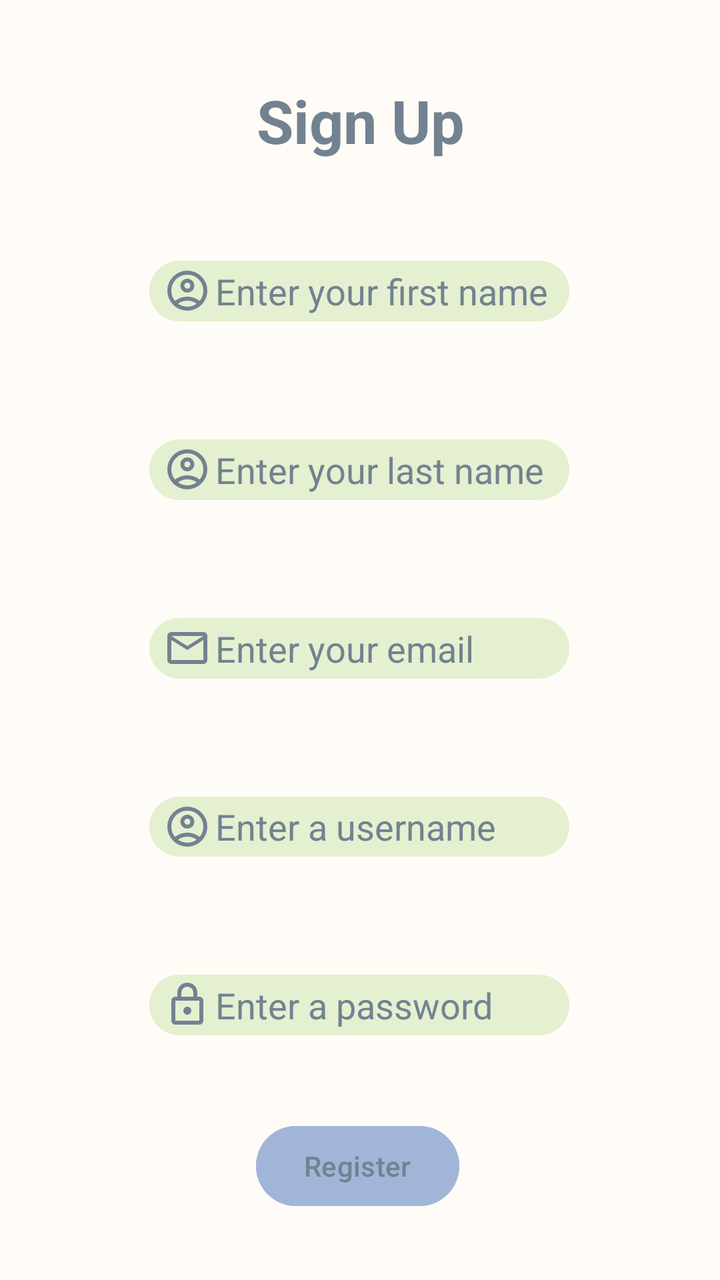
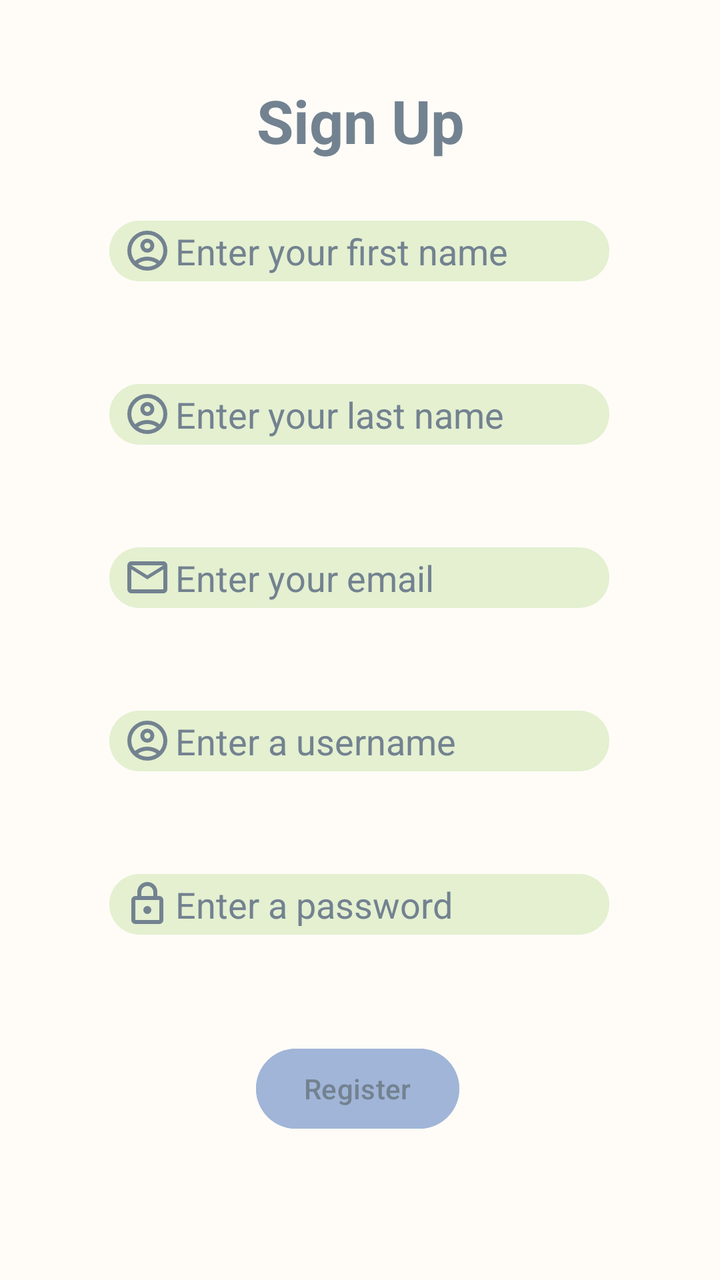

An Android layout rendered at two revisions. The XML below is the earlier revision; the diff shows what the commit changed to produce the second picture.
<!-- AndroidManifest.xml: application theme Theme.MyApp -->
<!-- res/layout/activity_sign_up.xml -->
<?xml version="1.0" encoding="utf-8"?>
<androidx.constraintlayout.widget.ConstraintLayout xmlns:android="http://schemas.android.com/apk/res/android"
    xmlns:app="http://schemas.android.com/apk/res-auto"
    xmlns:tools="http://schemas.android.com/tools"
    android:id="@+id/main"
    android:layout_width="match_parent"
    android:layout_height="match_parent"
    android:background="#FFFCF7"
    tools:context=".SignUpActivity">

    <EditText
        android:id="@+id/fistNameText"
        android:layout_width="wrap_content"
        android:layout_height="wrap_content"
        android:layout_marginTop="50dp"
        android:background="@drawable/signuptextview"
        android:digits="abcdefghijklmnopqrstuvwxyz ABCDEFGHIJKLMNOPQRSTUVWXYZ"
        android:drawableStart="@drawable/account_circle"
        android:drawablePadding="2dp"
        android:ems="10"
        android:hint="Enter your first name"
        android:inputType="text"
        android:paddingStart="7dp"
        android:paddingEnd="5dp"
        android:paddingTop="3dp"
        android:paddingBottom="3dp"
        android:textColor="#738290"
        android:textColorHint="#738290"
        android:maxLength="50"
        app:layout_constraintEnd_toEndOf="parent"
        app:layout_constraintHorizontal_bias="0.497"
        app:layout_constraintStart_toStartOf="parent"
        app:layout_constraintTop_toBottomOf="@+id/HeaderTextView" />

    <EditText
        android:id="@+id/lastNameText"
        android:layout_width="wrap_content"
        android:layout_height="wrap_content"
        android:layout_marginTop="30dp"
        android:background="@drawable/signuptextview"
        android:digits="abcdefghijklmnopqrstuvwxyz ABCDEFGHIJKLMNOPQRSTUVWXYZ"
        android:drawableLeft="@drawable/account_circle"
        android:drawablePadding="2dp"
        android:ems="10"
        android:hint="Enter your last name"
        android:inputType="text"
        android:maxLength="50"
        android:paddingStart="7dp"
        android:paddingTop="3dp"
        android:paddingEnd="5dp"
        android:paddingBottom="3dp"
        android:textColor="#738290"
        android:textColorHint="#738290"
        app:layout_constraintEnd_toEndOf="parent"
        app:layout_constraintHorizontal_bias="0.497"
        app:layout_constraintStart_toStartOf="parent"
        app:layout_constraintTop_toBottomOf="@+id/errorTextView1" />

    <EditText
        android:id="@+id/emailText"
        android:layout_width="wrap_content"
        android:layout_height="wrap_content"
        android:layout_marginTop="30dp"
        android:background="@drawable/signuptextview"
        android:drawableLeft="@drawable/mail"
        android:drawablePadding="2dp"
        android:ems="10"
        android:hint="Enter your email"
        android:inputType="textEmailAddress"
        android:paddingStart="7dp"
        android:paddingTop="3dp"
        android:paddingEnd="5dp"
        android:paddingBottom="3dp"
        android:textColor="#738290"
        android:textColorHint="#738290"
        app:layout_constraintEnd_toEndOf="parent"
        app:layout_constraintHorizontal_bias="0.497"
        app:layout_constraintStart_toStartOf="parent"
        app:layout_constraintTop_toBottomOf="@+id/errorTextView2" />

    <EditText
        android:id="@+id/userNameText"
        android:layout_width="wrap_content"
        android:layout_height="30dp"
        android:layout_marginTop="30dp"
        android:background="@drawable/signuptextview"
        android:drawableLeft="@drawable/account_circle"
        android:drawablePadding="2dp"
        android:ems="10"
        android:hint="Enter a username"
        android:inputType="text"
        android:paddingStart="7dp"
        android:paddingTop="3dp"
        android:paddingEnd="5dp"
        android:paddingBottom="3dp"
        android:textColorHint="#738290"
        app:layout_constraintEnd_toEndOf="parent"
        app:layout_constraintHorizontal_bias="0.497"
        app:layout_constraintStart_toStartOf="parent"
        app:layout_constraintTop_toBottomOf="@+id/errorTextView3" />

    <EditText
        android:id="@+id/passwordText"
        android:layout_width="wrap_content"
        android:layout_height="wrap_content"
        android:layout_marginTop="30dp"
        android:background="@drawable/signuptextview"
        android:drawableLeft="@drawable/lock"
        android:drawablePadding="2dp"
        android:ems="10"
        android:hint="Enter a password"
        android:inputType="textPassword"
        android:paddingStart="7dp"
        android:paddingTop="3dp"
        android:paddingEnd="5dp"
        android:paddingBottom="3dp"
        android:textColor="#738290"
        android:textColorHint="#738290"
        app:layout_constraintEnd_toEndOf="parent"
        app:layout_constraintHorizontal_bias="0.497"
        app:layout_constraintStart_toStartOf="parent"
        app:layout_constraintTop_toBottomOf="@+id/errorTextView4" />

    <Button
        android:id="@+id/signUpButton"
        android:layout_width="wrap_content"
        android:layout_height="wrap_content"
        android:backgroundTint="#A1B5D8"
        android:text="Register"
        android:textColor="#738290"
        app:layout_constraintBottom_toBottomOf="parent"
        app:layout_constraintEnd_toEndOf="parent"
        app:layout_constraintHorizontal_bias="0.496"
        app:layout_constraintStart_toStartOf="parent"
        app:layout_constraintTop_toBottomOf="@+id/errorTextView5"
        app:layout_constraintVertical_bias="0.27" />

    <TextView
        android:id="@+id/HeaderTextView"
        android:layout_width="wrap_content"
        android:layout_height="wrap_content"
        android:layout_marginTop="40dp"
        android:text="Sign Up"
        android:textColor="#738290"
        android:textSize="30sp"
        android:textStyle="bold"
        app:layout_constraintEnd_toEndOf="parent"
        app:layout_constraintHorizontal_bias="0.501"
        app:layout_constraintStart_toStartOf="parent"
        app:layout_constraintTop_toTopOf="parent" />

    <TextView
        android:id="@+id/errorTextView1"
        android:layout_width="wrap_content"
        android:layout_height="wrap_content"
        android:layout_marginTop="10dp"
        android:textColor="#738290"
        app:layout_constraintEnd_toEndOf="parent"
        app:layout_constraintHorizontal_bias="0.0"
        app:layout_constraintStart_toStartOf="@+id/fistNameText"
        app:layout_constraintTop_toBottomOf="@+id/fistNameText" />

    <TextView
        android:id="@+id/errorTextView2"
        android:layout_width="wrap_content"
        android:layout_height="wrap_content"
        android:layout_marginTop="10dp"
        android:textColor="#738290"
        app:layout_constraintEnd_toEndOf="parent"
        app:layout_constraintHorizontal_bias="0.0"
        app:layout_constraintStart_toStartOf="@+id/lastNameText"
        app:layout_constraintTop_toBottomOf="@+id/lastNameText" />

    <TextView
        android:id="@+id/errorTextView3"
        android:layout_width="wrap_content"
        android:layout_height="wrap_content"
        android:layout_marginTop="10dp"
        android:textColor="#738290"
        app:layout_constraintEnd_toEndOf="parent"
        app:layout_constraintHorizontal_bias="0.0"
        app:layout_constraintStart_toStartOf="@+id/emailText"
        app:layout_constraintTop_toBottomOf="@+id/emailText" />

    <TextView
        android:id="@+id/errorTextView4"
        android:layout_width="wrap_content"
        android:layout_height="wrap_content"
        android:layout_marginTop="10dp"
        android:textColor="#738290"
        app:layout_constraintEnd_toEndOf="parent"
        app:layout_constraintHorizontal_bias="0.0"
        app:layout_constraintStart_toStartOf="@+id/userNameText"
        app:layout_constraintTop_toBottomOf="@+id/userNameText" />

    <TextView
        android:id="@+id/errorTextView5"
        android:layout_width="wrap_content"
        android:layout_height="wrap_content"
        android:layout_marginTop="10dp"
        android:textColor="#738290"
        app:layout_constraintEnd_toEndOf="parent"
        app:layout_constraintHorizontal_bias="0.0"
        app:layout_constraintStart_toStartOf="@+id/passwordText"
        app:layout_constraintTop_toBottomOf="@+id/passwordText" />

</androidx.constraintlayout.widget.ConstraintLayout>
<!-- resources referenced by this layout -->
<resources>
  <!-- drawable account_circle (drawable) -->
  <vector xmlns:android="http://schemas.android.com/apk/res/android" android:height="24dp" android:tint="#738290" android:viewportHeight="960" android:viewportWidth="960" android:width="24dp">
        
      <path android:fillColor="@android:color/white" android:pathData="M234,684Q285,645 348,622.5Q411,600 480,600Q549,600 612,622.5Q675,645 726,684Q761,643 780.5,591Q800,539 800,480Q800,347 706.5,253.5Q613,160 480,160Q347,160 253.5,253.5Q160,347 160,480Q160,539 179.5,591Q199,643 234,684ZM380.5,479.5Q340,439 340,380Q340,321 380.5,280.5Q421,240 480,240Q539,240 579.5,280.5Q620,321 620,380Q620,439 579.5,479.5Q539,520 480,520Q421,520 380.5,479.5ZM480,880Q397,880 324,848.5Q251,817 197,763Q143,709 111.5,636Q80,563 80,480Q80,397 111.5,324Q143,251 197,197Q251,143 324,111.5Q397,80 480,80Q563,80 636,111.5Q709,143 763,197Q817,251 848.5,324Q880,397 880,480Q880,563 848.5,636Q817,709 763,763Q709,817 636,848.5Q563,880 480,880ZM580,784.5Q627,769 666,740Q627,711 580,695.5Q533,680 480,680Q427,680 380,695.5Q333,711 294,740Q333,769 380,784.5Q427,800 480,800Q533,800 580,784.5ZM523,423Q540,406 540,380Q540,354 523,337Q506,320 480,320Q454,320 437,337Q420,354 420,380Q420,406 437,423Q454,440 480,440Q506,440 523,423ZM480,380Q480,380 480,380Q480,380 480,380Q480,380 480,380Q480,380 480,380Q480,380 480,380Q480,380 480,380Q480,380 480,380Q480,380 480,380ZM480,740Q480,740 480,740Q480,740 480,740Q480,740 480,740Q480,740 480,740Q480,740 480,740Q480,740 480,740Q480,740 480,740Q480,740 480,740Z"/>
      
  </vector>
  <!-- drawable lock (drawable) -->
  <vector xmlns:android="http://schemas.android.com/apk/res/android" android:height="24dp" android:tint="#738290" android:viewportHeight="960" android:viewportWidth="960" android:width="24dp">
        
      <path android:fillColor="@android:color/white" android:pathData="M240,880Q207,880 183.5,856.5Q160,833 160,800L160,400Q160,367 183.5,343.5Q207,320 240,320L280,320L280,240Q280,157 338.5,98.5Q397,40 480,40Q563,40 621.5,98.5Q680,157 680,240L680,320L720,320Q753,320 776.5,343.5Q800,367 800,400L800,800Q800,833 776.5,856.5Q753,880 720,880L240,880ZM240,800L720,800Q720,800 720,800Q720,800 720,800L720,400Q720,400 720,400Q720,400 720,400L240,400Q240,400 240,400Q240,400 240,400L240,800Q240,800 240,800Q240,800 240,800ZM536.5,656.5Q560,633 560,600Q560,567 536.5,543.5Q513,520 480,520Q447,520 423.5,543.5Q400,567 400,600Q400,633 423.5,656.5Q447,680 480,680Q513,680 536.5,656.5ZM360,320L600,320L600,240Q600,190 565,155Q530,120 480,120Q430,120 395,155Q360,190 360,240L360,320ZM240,800Q240,800 240,800Q240,800 240,800L240,400Q240,400 240,400Q240,400 240,400L240,400Q240,400 240,400Q240,400 240,400L240,800Q240,800 240,800Q240,800 240,800Z"/>
      
  </vector>
  <!-- drawable mail (drawable) -->
  <vector xmlns:android="http://schemas.android.com/apk/res/android" android:height="24dp" android:tint="#738290" android:viewportHeight="960" android:viewportWidth="960" android:width="24dp">
        
      <path android:fillColor="@android:color/white" android:pathData="M160,800Q127,800 103.5,776.5Q80,753 80,720L80,240Q80,207 103.5,183.5Q127,160 160,160L800,160Q833,160 856.5,183.5Q880,207 880,240L880,720Q880,753 856.5,776.5Q833,800 800,800L160,800ZM480,520L160,320L160,720Q160,720 160,720Q160,720 160,720L800,720Q800,720 800,720Q800,720 800,720L800,320L480,520ZM480,440L800,240L160,240L480,440ZM160,320L160,240L160,240L160,320L160,720Q160,720 160,720Q160,720 160,720L160,720Q160,720 160,720Q160,720 160,720L160,320Z"/>
      
  </vector>
  <!-- drawable signuptextview (drawable) -->
  <?xml version="1.0" encoding="utf-8"?>
  <shape xmlns:android="http://schemas.android.com/apk/res/android"
      android:shape="rectangle">
      <solid android:color="#E4F0D0" />
      <corners android:radius="15dp"/>
  </shape>
  <style name="Theme.MyApp" parent="Base.Theme.MyApp" />
  <style name="Base.Theme.MyApp" parent="Theme.Material3.DayNight.NoActionBar">
          
          
      </style>
</resources>

<!-- the commit's change to res/layout/activity_sign_up.xml (unified diff, before → after) -->
@@ -10,9 +10,9 @@
 
     <EditText
         android:id="@+id/fistNameText"
-        android:layout_width="wrap_content"
-        android:layout_height="wrap_content"
-        android:layout_marginTop="50dp"
+        android:layout_width="250dp"
+        android:layout_height="wrap_content"
+        android:layout_marginTop="30dp"
         android:background="@drawable/signuptextview"
         android:digits="abcdefghijklmnopqrstuvwxyz ABCDEFGHIJKLMNOPQRSTUVWXYZ"
         android:drawableStart="@drawable/account_circle"
@@ -21,12 +21,11 @@
         android:hint="Enter your first name"
         android:inputType="text"
         android:paddingStart="7dp"
-        android:paddingEnd="5dp"
-        android:paddingTop="3dp"
-        android:paddingBottom="3dp"
-        android:textColor="#738290"
-        android:textColorHint="#738290"
-        android:maxLength="50"
+        android:paddingTop="3dp"
+        android:paddingEnd="5dp"
+        android:paddingBottom="3dp"
+        android:textColor="#738290"
+        android:textColorHint="#738290"
         app:layout_constraintEnd_toEndOf="parent"
         app:layout_constraintHorizontal_bias="0.497"
         app:layout_constraintStart_toStartOf="parent"
@@ -34,9 +33,9 @@
 
     <EditText
         android:id="@+id/lastNameText"
-        android:layout_width="wrap_content"
-        android:layout_height="wrap_content"
-        android:layout_marginTop="30dp"
+        android:layout_width="250dp"
+        android:layout_height="wrap_content"
+        android:layout_marginTop="25dp"
         android:background="@drawable/signuptextview"
         android:digits="abcdefghijklmnopqrstuvwxyz ABCDEFGHIJKLMNOPQRSTUVWXYZ"
         android:drawableLeft="@drawable/account_circle"
@@ -44,7 +43,6 @@
         android:ems="10"
         android:hint="Enter your last name"
         android:inputType="text"
-        android:maxLength="50"
         android:paddingStart="7dp"
         android:paddingTop="3dp"
         android:paddingEnd="5dp"
@@ -58,9 +56,9 @@
 
     <EditText
         android:id="@+id/emailText"
-        android:layout_width="wrap_content"
-        android:layout_height="wrap_content"
-        android:layout_marginTop="30dp"
+        android:layout_width="250dp"
+        android:layout_height="wrap_content"
+        android:layout_marginTop="25dp"
         android:background="@drawable/signuptextview"
         android:drawableLeft="@drawable/mail"
         android:drawablePadding="2dp"
@@ -80,9 +78,9 @@
 
     <EditText
         android:id="@+id/userNameText"
-        android:layout_width="wrap_content"
-        android:layout_height="30dp"
-        android:layout_marginTop="30dp"
+        android:layout_width="250dp"
+        android:layout_height="wrap_content"
+        android:layout_marginTop="25dp"
         android:background="@drawable/signuptextview"
         android:drawableLeft="@drawable/account_circle"
         android:drawablePadding="2dp"
@@ -93,6 +91,7 @@
         android:paddingTop="3dp"
         android:paddingEnd="5dp"
         android:paddingBottom="3dp"
+        android:textColor="#738290"
         android:textColorHint="#738290"
         app:layout_constraintEnd_toEndOf="parent"
         app:layout_constraintHorizontal_bias="0.497"
@@ -101,9 +100,9 @@
 
     <EditText
         android:id="@+id/passwordText"
-        android:layout_width="wrap_content"
-        android:layout_height="wrap_content"
-        android:layout_marginTop="30dp"
+        android:layout_width="250dp"
+        android:layout_height="wrap_content"
+        android:layout_marginTop="25dp"
         android:background="@drawable/signuptextview"
         android:drawableLeft="@drawable/lock"
         android:drawablePadding="2dp"
@@ -155,6 +154,7 @@
         android:layout_height="wrap_content"
         android:layout_marginTop="10dp"
         android:textColor="#738290"
+        android:textSize="12sp"
         app:layout_constraintEnd_toEndOf="parent"
         app:layout_constraintHorizontal_bias="0.0"
         app:layout_constraintStart_toStartOf="@+id/fistNameText"
@@ -166,6 +166,7 @@
         android:layout_height="wrap_content"
         android:layout_marginTop="10dp"
         android:textColor="#738290"
+        android:textSize="12sp"
         app:layout_constraintEnd_toEndOf="parent"
         app:layout_constraintHorizontal_bias="0.0"
         app:layout_constraintStart_toStartOf="@+id/lastNameText"
@@ -177,6 +178,7 @@
         android:layout_height="wrap_content"
         android:layout_marginTop="10dp"
         android:textColor="#738290"
+        android:textSize="12sp"
         app:layout_constraintEnd_toEndOf="parent"
         app:layout_constraintHorizontal_bias="0.0"
         app:layout_constraintStart_toStartOf="@+id/emailText"
@@ -188,6 +190,7 @@
         android:layout_height="wrap_content"
         android:layout_marginTop="10dp"
         android:textColor="#738290"
+        android:textSize="12sp"
         app:layout_constraintEnd_toEndOf="parent"
         app:layout_constraintHorizontal_bias="0.0"
         app:layout_constraintStart_toStartOf="@+id/userNameText"
@@ -199,6 +202,7 @@
         android:layout_height="wrap_content"
         android:layout_marginTop="10dp"
         android:textColor="#738290"
+        android:textSize="12sp"
         app:layout_constraintEnd_toEndOf="parent"
         app:layout_constraintHorizontal_bias="0.0"
         app:layout_constraintStart_toStartOf="@+id/passwordText"
